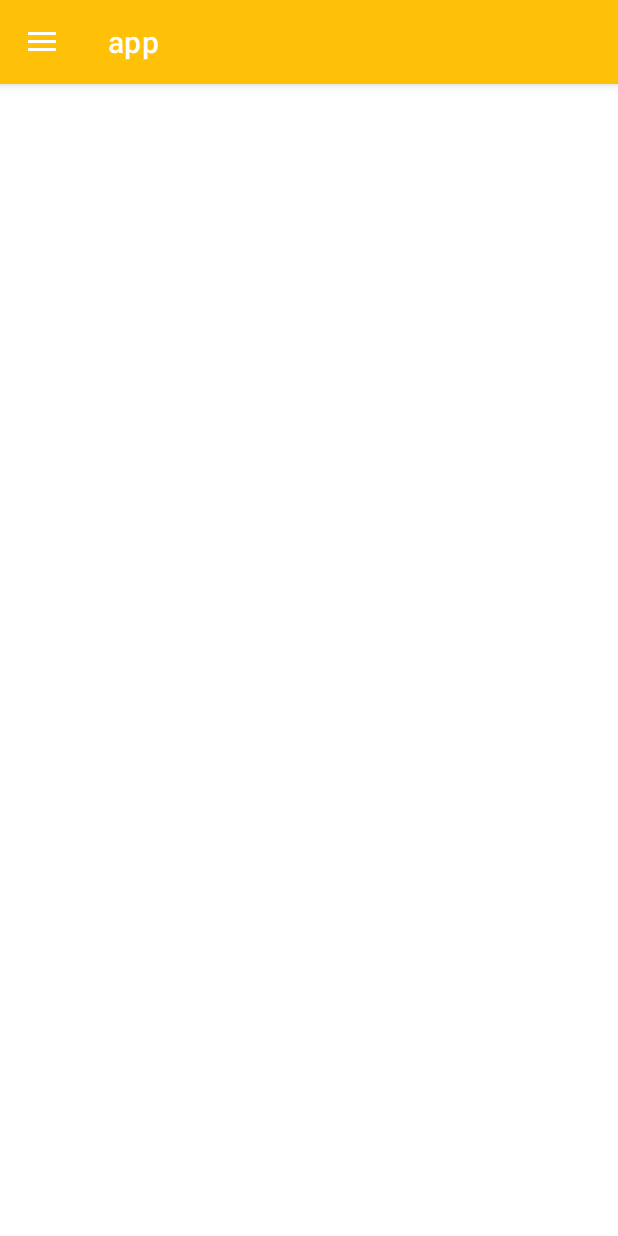
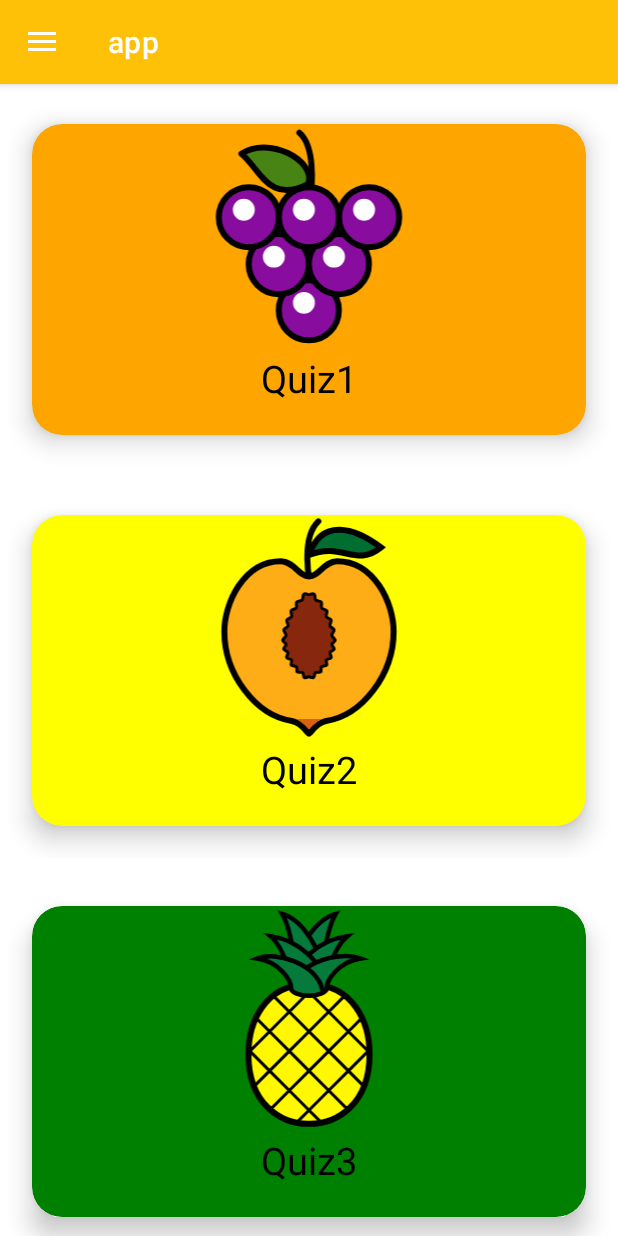
Before and after one commit to bencestab/QuizApp, an Android app: the screen it shows after launch once a user with an empty profile is signed in (MainActivity), on a phone screen of 412 x 824 dp. Run offline under Robolectric (Android 15) with nearby library versions, the phone set to English and light mode, and no system bars; our stand-ins replace Firebase (no records; nobody signed in at launch, a user with empty details on screens opened directly).

Commit message:
alakulamolekula...(Card kész,design később..)

```diff
--- a/app/src/main/java/com/example/quizapp/activites/MainActivity.kt
+++ b/app/src/main/java/com/example/quizapp/activites/MainActivity.kt
@@ -21,31 +21,28 @@ class MainActivity : AppCompatActivity() {
     override fun onCreate(savedInstanceState: Bundle?) {
         super.onCreate(savedInstanceState)
         setContentView(R.layout.activity_main)
-        populateDummyData()
+        ValamiData()
         setUpViews()
 
     }
 
-    private fun populateDummyData() {
-        quizList.add(Quiz(id = "23-23-24",title="vhgdfi"))
-        quizList.add(Quiz(id = "23-23-24",title="vlhgdfmi"))
-        quizList.add(Quiz(id = "23-23-24",title="fdsami"))
-        quizList.add(Quiz(id = "23-23-24",title="vlafdsai"))
-        quizList.add(Quiz(id = "23-23-24",title="vlfdsai"))
-        quizList.add(Quiz(id = "23-23-24",title="vlfdsai"))
+    private fun ValamiData() {
+        quizList.add(Quiz(id = "Quiz1", title = "Quiz1"))
+        quizList.add(Quiz(id = "Quiz2", title = "Quiz2"))
+        quizList.add(Quiz(id = "Quiz3", title = "Quiz3"))
+        quizList.add(Quiz(id = "Quiz4", title = "Quiz4"))
     }
-
 
     fun setUpViews() {
         setUpDrawerLayout()
         setUpRecyclerView()
     }
 
-    private fun setUpRecyclerView(){
+  fun setUpRecyclerView(){
         val quizRecyclerView = findViewById<RecyclerView>(R.id.quizRecyclerView)
-        adapter = QuizAdapter(quizList)
-        quizRecyclerView.adapter = adapter
-        quizRecyclerView.layoutManager = GridLayoutManager(this,2)
+        quizRecyclerView.layoutManager = GridLayoutManager(this,1)
+        adapter = QuizAdapter(quizList.map { it.title })
+      quizRecyclerView.adapter = adapter
 
     }
 
--- a/app/src/main/java/com/example/quizapp/adapters/MyAdapter.kt
+++ b/app/src/main/java/com/example/quizapp/adapters/MyAdapter.kt
@@ -1,13 +1,15 @@
 package com.example.quizapp.adapters
-
+import android.graphics.Color
 import android.view.LayoutInflater
 import android.view.View
 import android.view.ViewGroup
 import android.widget.ImageView
-import android.widget.RelativeLayout
 import android.widget.TextView
+import androidx.cardview.widget.CardView
 import androidx.recyclerview.widget.RecyclerView
 import com.example.quizapp.R
+import com.example.quizapp.utils.ColorPicker
+import com.example.quizapp.utils.IconPicker
 
 class QuizAdapter(val quizzes: List<String>): RecyclerView.Adapter<QuizAdapter.QuizViewHolder>() {
 
@@ -19,6 +21,8 @@ class QuizAdapter(val quizzes: List<String>): RecyclerView.Adapter<QuizAdapter.Q
 
     override fun onBindViewHolder(holder: QuizViewHolder, position: Int) {
         holder.quizTitle.text = quizzes[position]
+        holder.quizView.setCardBackgroundColor(Color.parseColor(ColorPicker.getColor()))
+        holder.quizIcon.setImageResource(IconPicker.getIcon())
     }
 
     override fun getItemCount(): Int {
@@ -27,9 +31,9 @@ class QuizAdapter(val quizzes: List<String>): RecyclerView.Adapter<QuizAdapter.Q
 
     class QuizViewHolder(itemView: View) : RecyclerView.ViewHolder(itemView) {
 
-        var cardContainer = itemView.findViewById<RelativeLayout>(R.id.cardContainer)
         var quizIcon = itemView.findViewById<ImageView>(R.id.quizIcon)
         var quizTitle = itemView.findViewById<TextView>(R.id.quizTitle)
+        var quizView = itemView.findViewById<CardView>(R.id.quizView)
 
 
     }
--- /dev/null
+++ b/app/src/main/java/com/example/quizapp/utils/ColorPicker.kt
@@ -0,0 +1,19 @@
+package com.example.quizapp.utils
+
+object ColorPicker {
+    val colors = arrayOf(
+        "#ff0000",
+        "#ffa500",
+        "#ffff00",
+        "#008000",
+        "#0000ff",
+        "#4b0082",
+        "#ee82ee"
+    )
+    var currentColorIndex = 0
+
+    fun getColor(): String {
+        currentColorIndex = (currentColorIndex + 1) % colors.size
+        return colors[currentColorIndex]
+    }
+}
--- /dev/null
+++ b/app/src/main/java/com/example/quizapp/utils/IconPicker.kt
@@ -0,0 +1,19 @@
+package com.example.quizapp.utils
+
+import com.example.quizapp.R
+
+object IconPicker {
+    val icons = arrayOf(
+        R.drawable.icon_plum,
+        R.drawable.icon_graps,
+        R.drawable.icon_peaches,
+        R.drawable.icon_pineapple,
+        R.drawable.icon_avocados
+    )
+    var currentIconIndex = 0
+
+    fun getIcon(): Int {
+        currentIconIndex = (currentIconIndex + 1) % icons.size
+        return icons[currentIconIndex]
+    }
+}
--- a/app/src/main/res/drawable/icon_avocados.xml
+++ b/app/src/main/res/drawable/icon_avocados.xml
@@ -1,4 +1,4 @@
-<vector android:alpha="0.9" android:height="150dp"
+<vector android:alpha="1.0" android:height="150dp"
     android:viewportHeight="150" android:viewportWidth="150"
     android:width="150dp" xmlns:android="http://schemas.android.com/apk/res/android">
     <path android:fillColor="#00000000"
--- a/app/src/main/res/drawable/icon_graps.xml
+++ b/app/src/main/res/drawable/icon_graps.xml
@@ -1,4 +1,4 @@
-<vector android:alpha="0.9" android:height="150dp"
+<vector android:alpha="1.0" android:height="150dp"
     android:viewportHeight="150" android:viewportWidth="150"
     android:width="150dp" xmlns:android="http://schemas.android.com/apk/res/android">
     <path android:fillColor="#00000000"
--- a/app/src/main/res/drawable/icon_pineapple.xml
+++ b/app/src/main/res/drawable/icon_pineapple.xml
@@ -1,4 +1,4 @@
-<vector android:alpha="0.9" android:height="150dp"
+<vector android:alpha="1.0" android:height="150dp"
     android:viewportHeight="150" android:viewportWidth="150"
     android:width="150dp" xmlns:android="http://schemas.android.com/apk/res/android">
     <path android:fillColor="#fff800"
--- a/app/src/main/res/layout/quiz_item.xml
+++ b/app/src/main/res/layout/quiz_item.xml
@@ -1,47 +1,39 @@
 <?xml version="1.0" encoding="utf-8"?>
 <RelativeLayout xmlns:android="http://schemas.android.com/apk/res/android"
     xmlns:tools="http://schemas.android.com/tools"
-    android:layout_width="match_parent"
-    android:layout_height="match_parent"
+    android:layout_width="wrap_content"
+    android:layout_height="250dp"
+    android:id="@+id/cardContainer"
     xmlns:app="http://schemas.android.com/apk/res-auto"
-    android:id="@+id/cardContainer"
+    android:layout_margin="5dp"
     tools:context=".activites.MainActivity">
 
     <androidx.cardview.widget.CardView
+        android:id="@+id/quizView"
         android:layout_width="match_parent"
-        android:layout_height="wrap_content"
-        android:layout_marginStart="10dp"
-        android:layout_marginTop="10dp"
-        android:layout_marginEnd="10dp"
-        android:layout_marginBottom="10dp"
+        android:layout_height="match_parent"
         app:cardCornerRadius="20dp"
         app:cardElevation="10dp"
-        app:cardMaxElevation="12dp"
-        app:cardPreventCornerOverlap="true"
         app:cardUseCompatPadding="true">
 
 
         <ImageView
             android:id="@+id/quizIcon"
             android:layout_width="200dp"
-            android:layout_height="200dp"
-            android:layout_gravity="center"
-            android:layout_marginStart="30dp"
-            android:layout_marginTop="10dp"
-            android:layout_marginEnd="10dp"
-            android:layout_marginBottom="10dp"
+            android:layout_height="150dp"
+            android:layout_gravity="center_horizontal"
             android:contentDescription="@string/app_name" />
 
         <TextView
             android:id="@+id/quizTitle"
-            android:layout_width="wrap_content"
-            android:layout_height="wrap_content"
-            android:layout_gravity="bottom|center_horizontal"
-            android:layout_marginTop="20dp"
+            android:layout_width="match_parent"
+            android:layout_height="35dp"
+            android:layout_gravity="bottom"
             android:layout_marginBottom="20dp"
+            android:textAlignment="center"
+            android:textSize="25sp"
             android:textColor="@color/black"
-            android:textSize="20sp"
-            android:textStyle="bold" />
+            tools:ignore="RtlCompat" />
 
 
     </androidx.cardview.widget.CardView>
```
